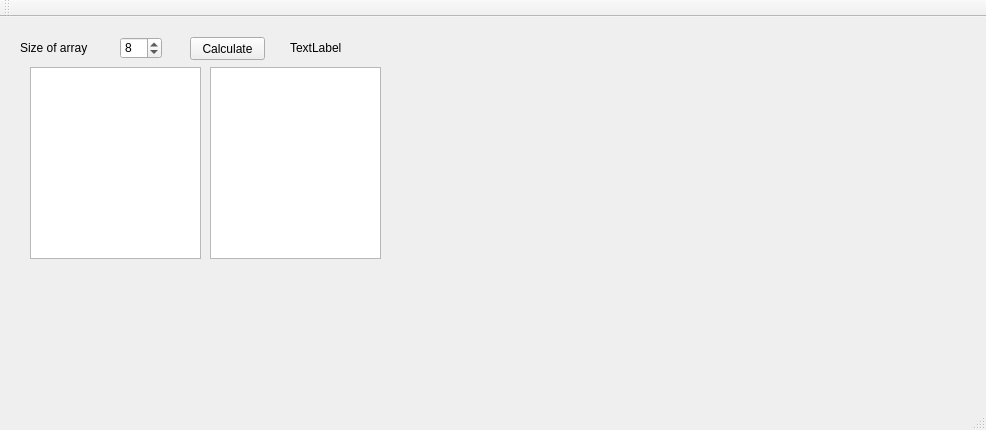
Qt form mainwindow.ui (gaboe/erewPram) before a commit.
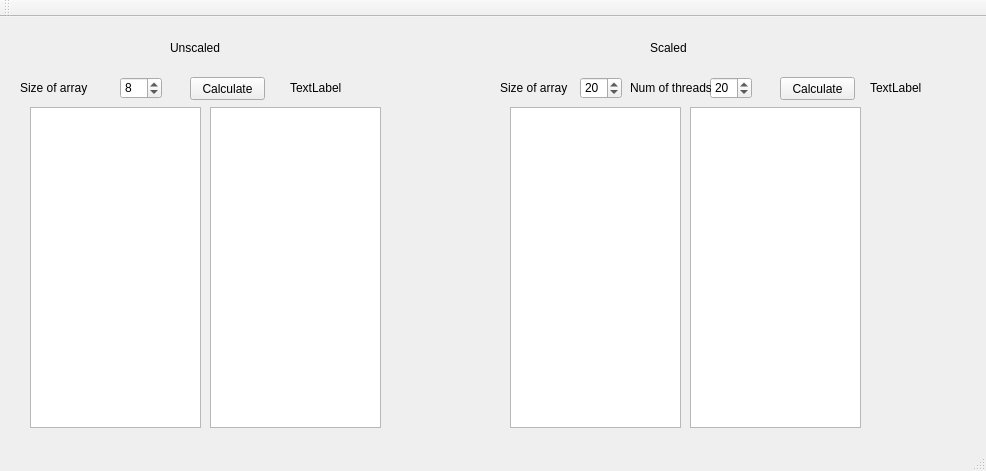
The same form after that commit.

Patch:
```diff
--- a/mainwindow.ui
+++ b/mainwindow.ui
@@ -7,7 +7,7 @@
     <x>0</x>
     <y>0</y>
     <width>986</width>
-    <height>430</height>
+    <height>471</height>
    </rect>
   </property>
   <property name="windowTitle">
@@ -18,7 +18,7 @@
     <property name="geometry">
      <rect>
       <x>120</x>
-      <y>20</y>
+      <y>60</y>
       <width>42</width>
       <height>22</height>
      </rect>
@@ -37,7 +37,7 @@
     <property name="geometry">
      <rect>
       <x>20</x>
-      <y>20</y>
+      <y>60</y>
       <width>81</width>
       <height>21</height>
      </rect>
@@ -50,7 +50,7 @@
     <property name="geometry">
      <rect>
       <x>190</x>
-      <y>20</y>
+      <y>60</y>
       <width>75</width>
       <height>23</height>
      </rect>
@@ -63,9 +63,9 @@
     <property name="geometry">
      <rect>
       <x>30</x>
-      <y>50</y>
+      <y>90</y>
       <width>171</width>
-      <height>192</height>
+      <height>321</height>
      </rect>
     </property>
    </widget>
@@ -73,9 +73,9 @@
     <property name="geometry">
      <rect>
       <x>210</x>
-      <y>50</y>
+      <y>90</y>
       <width>171</width>
-      <height>192</height>
+      <height>321</height>
      </rect>
     </property>
    </widget>
@@ -83,7 +83,7 @@
     <property name="geometry">
      <rect>
       <x>290</x>
-      <y>20</y>
+      <y>60</y>
       <width>111</width>
       <height>21</height>
      </rect>
@@ -92,6 +92,142 @@
      <string>TextLabel</string>
     </property>
    </widget>
+   <widget class="QLabel" name="label">
+    <property name="geometry">
+     <rect>
+      <x>170</x>
+      <y>10</y>
+      <width>151</width>
+      <height>41</height>
+     </rect>
+    </property>
+    <property name="text">
+     <string>Unscaled</string>
+    </property>
+   </widget>
+   <widget class="QLabel" name="label_2">
+    <property name="geometry">
+     <rect>
+      <x>650</x>
+      <y>10</y>
+      <width>151</width>
+      <height>41</height>
+     </rect>
+    </property>
+    <property name="text">
+     <string>Scaled</string>
+    </property>
+   </widget>
+   <widget class="QLabel" name="scalableLabel">
+    <property name="geometry">
+     <rect>
+      <x>500</x>
+      <y>60</y>
+      <width>81</width>
+      <height>21</height>
+     </rect>
+    </property>
+    <property name="text">
+     <string>Size of array</string>
+    </property>
+   </widget>
+   <widget class="QListWidget" name="scalableResultList">
+    <property name="geometry">
+     <rect>
+      <x>690</x>
+      <y>90</y>
+      <width>171</width>
+      <height>321</height>
+     </rect>
+    </property>
+   </widget>
+   <widget class="QPushButton" name="scalableButton">
+    <property name="geometry">
+     <rect>
+      <x>780</x>
+      <y>60</y>
+      <width>75</width>
+      <height>23</height>
+     </rect>
+    </property>
+    <property name="text">
+     <string>Calculate</string>
+    </property>
+   </widget>
+   <widget class="QListWidget" name="scalableList">
+    <property name="geometry">
+     <rect>
+      <x>510</x>
+      <y>90</y>
+      <width>171</width>
+      <height>321</height>
+     </rect>
+    </property>
+   </widget>
+   <widget class="QLabel" name="scalableResult">
+    <property name="geometry">
+     <rect>
+      <x>870</x>
+      <y>60</y>
+      <width>111</width>
+      <height>21</height>
+     </rect>
+    </property>
+    <property name="text">
+     <string>TextLabel</string>
+    </property>
+   </widget>
+   <widget class="QSpinBox" name="scalableSpinBox">
+    <property name="geometry">
+     <rect>
+      <x>580</x>
+      <y>60</y>
+      <width>42</width>
+      <height>22</height>
+     </rect>
+    </property>
+    <property name="minimum">
+     <number>1</number>
+    </property>
+    <property name="maximum">
+     <number>1000000</number>
+    </property>
+    <property name="value">
+     <number>20</number>
+    </property>
+   </widget>
+   <widget class="QSpinBox" name="scalableSpinBox_2">
+    <property name="geometry">
+     <rect>
+      <x>710</x>
+      <y>60</y>
+      <width>42</width>
+      <height>22</height>
+     </rect>
+    </property>
+    <property name="minimum">
+     <number>1</number>
+    </property>
+    <property name="maximum">
+     <number>32</number>
+    </property>
+    <property name="value">
+     <number>20</number>
+    </property>
+   </widget>
+   <widget class="QLabel" name="scalableLabel_2">
+    <property name="geometry">
+     <rect>
+      <x>630</x>
+      <y>60</y>
+      <width>81</width>
+      <height>21</height>
+     </rect>
+    </property>
+    <property name="text">
+     <string>Num of threads</string>
+    </property>
+   </widget>
   </widget>
   <widget class="QMenuBar" name="menuBar">
    <property name="geometry">
```
